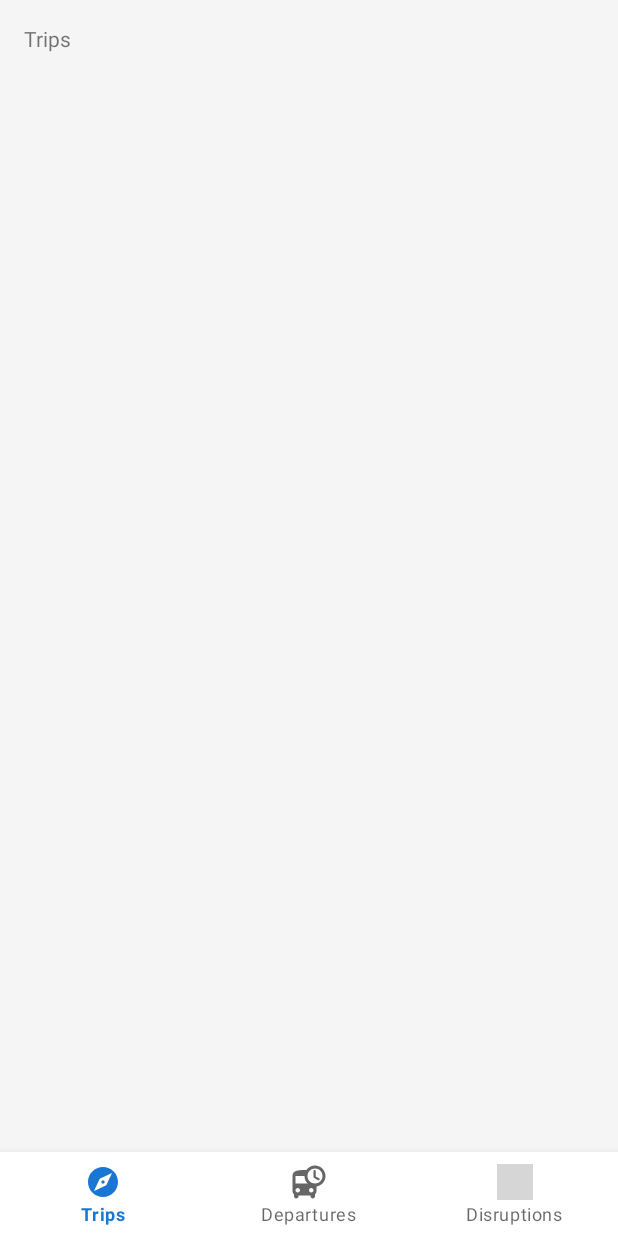
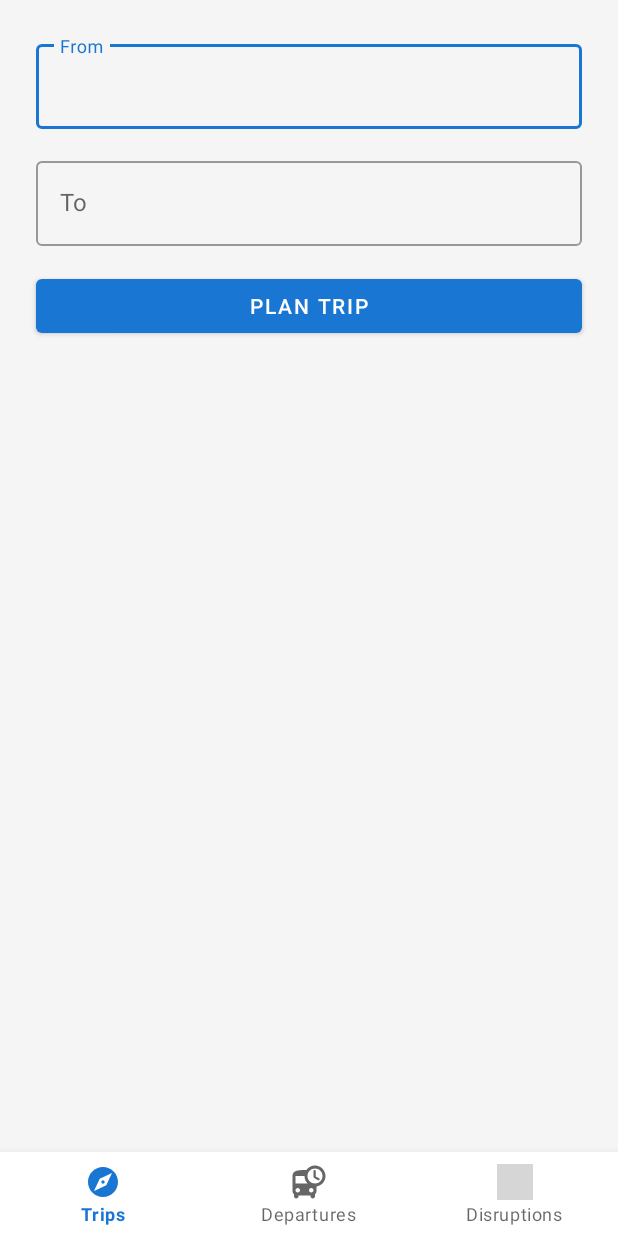
Before and after one commit to Marc-JB/TraiNL, an Android app: the screen it shows after launch (MainActivity), on a phone screen of 412 x 824 dp. Run offline under Robolectric (Android 15) with nearby library versions, the phone set to English and light mode, and no system bars; our stand-ins replace navigation-ui; network calls fail; 1 statement that could not run was skipped; grey boxes are pictures that could not be loaded.

Commit message:
Add trips placeholder

```diff
--- a/ui/src/main/res/layout/fragment_trips.xml
+++ b/ui/src/main/res/layout/fragment_trips.xml
@@ -1,15 +1,45 @@
 <?xml version="1.0" encoding="utf-8"?>
-<FrameLayout xmlns:android="http://schemas.android.com/apk/res/android"
+<androidx.appcompat.widget.LinearLayoutCompat xmlns:android="http://schemas.android.com/apk/res/android"
     xmlns:tools="http://schemas.android.com/tools"
     android:layout_width="match_parent"
     android:layout_height="match_parent"
     android:layout_marginHorizontal="@dimen/activity_horizontal_margin"
     android:layout_marginVertical="@dimen/activity_vertical_margin"
+    android:orientation="vertical"
     tools:context=".trips.TripsFragment">
 
-    <TextView
+    <com.google.android.material.textfield.TextInputLayout
+        style="@style/Widget.MaterialComponents.TextInputLayout.OutlinedBox"
         android:layout_width="match_parent"
-        android:layout_height="match_parent"
-        android:text="@string/trips" />
+        android:layout_height="wrap_content"
+        android:layout_margin="8dp">
 
-</FrameLayout>
+        <com.google.android.material.textfield.TextInputEditText
+            android:layout_width="match_parent"
+            android:layout_height="wrap_content"
+            android:hint="@string/from"
+            android:inputType="text" />
+
+    </com.google.android.material.textfield.TextInputLayout>
+
+    <com.google.android.material.textfield.TextInputLayout
+        style="@style/Widget.MaterialComponents.TextInputLayout.OutlinedBox"
+        android:layout_width="match_parent"
+        android:layout_height="wrap_content"
+        android:layout_margin="8dp">
+
+        <com.google.android.material.textfield.TextInputEditText
+            android:layout_width="match_parent"
+            android:layout_height="wrap_content"
+            android:hint="@string/to"
+            android:inputType="text" />
+
+    </com.google.android.material.textfield.TextInputLayout>
+
+    <com.google.android.material.button.MaterialButton
+        android:layout_width="match_parent"
+        android:layout_height="wrap_content"
+        android:layout_margin="8dp"
+        android:text="@string/plan_trip" />
+
+</androidx.appcompat.widget.LinearLayoutCompat>
--- a/ui/src/main/res/values/strings.xml
+++ b/ui/src/main/res/values/strings.xml
@@ -4,4 +4,7 @@
     <string name="departures">Departures</string>
     <string name="languageCode">en</string>
     <string name="cancelled">Cancelled</string>
+    <string name="from">From</string>
+    <string name="to">To</string>
+    <string name="plan_trip">Plan trip</string>
 </resources>
```
Also changed, not shown: 1 other file.
